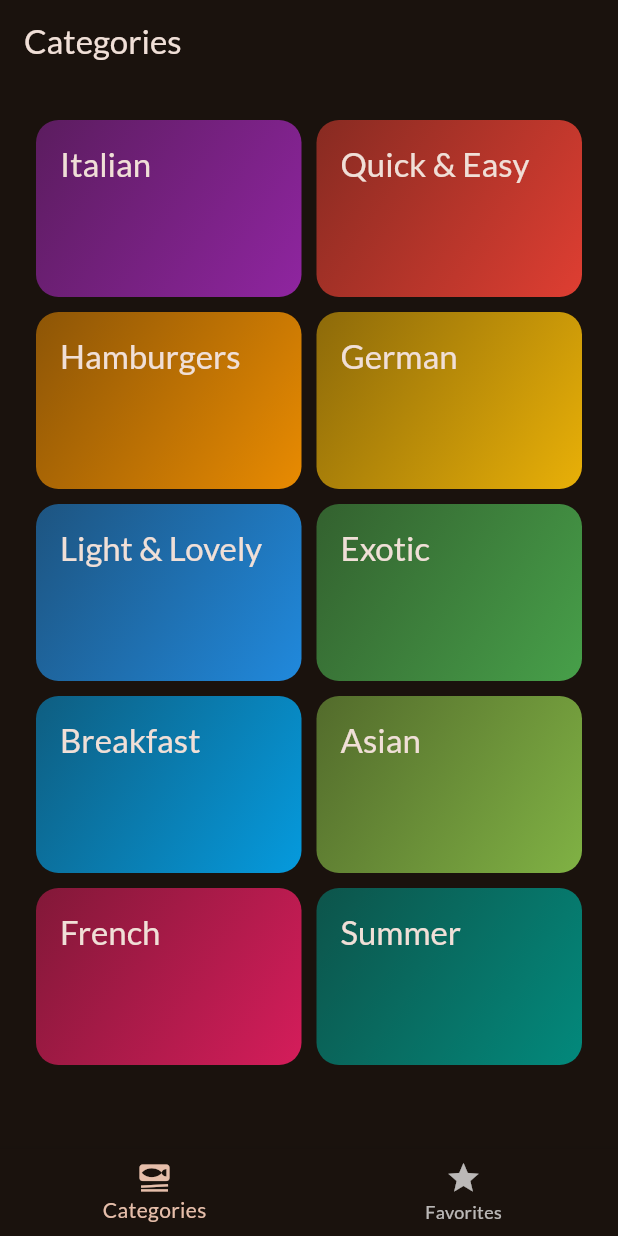
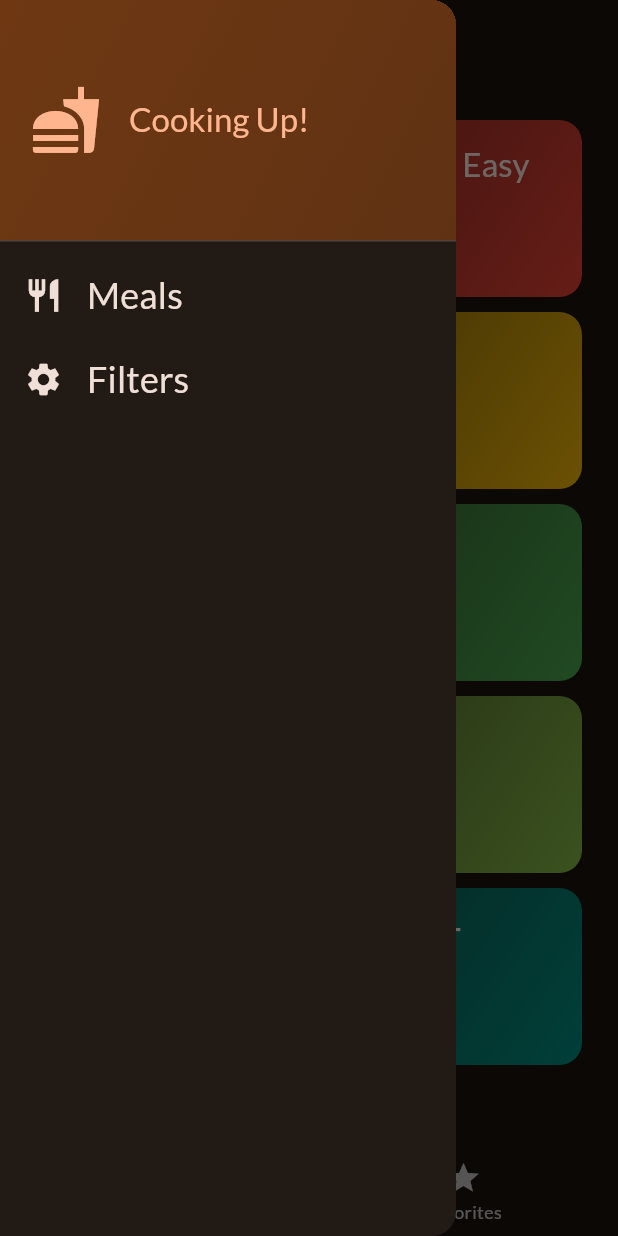
Before and after one commit to inecon/flutter, a Flutter app: the screen it shows after launch, with the side drawer open (before the commit the screen has no drawer), on a phone screen of 412 x 824 dp. Run offline on Flutter 3.47's test engine with Material 3 defaults, Android fonts, the phone set to English and light mode, and no system bars; our stand-ins replace google_fonts, transparent_image.

```diff
--- a/lib/screens/categories.dart
+++ b/lib/screens/categories.dart
@@ -6,13 +6,15 @@ import 'package:meals/models/category.dart';
 import 'package:meals/models/meal.dart';
 
 class CategoriesScreen extends StatelessWidget {
-  const CategoriesScreen({super.key, required this.onToggleFavorite});
+  const CategoriesScreen({super.key, required this.onToggleFavorite, required this.availableMeals});
+
+  final List<Meal> availableMeals;
 
   final void Function(Meal meal) onToggleFavorite;
 
 
   void _selectCategory(BuildContext context, Category category) {
-    final filteredMeals = dummyMeals
+    final filteredMeals = availableMeals
         .where((meal) => meal.categories.contains(category.id))
         .toList();
     Navigator.of(context).push(
--- a/lib/screens/tabs.dart
+++ b/lib/screens/tabs.dart
@@ -2,6 +2,17 @@ import 'package:flutter/material.dart';
 import 'package:meals/screens/meals.dart';
 import 'package:meals/screens/categories.dart';
 import 'package:meals/models/meal.dart';
+import 'package:meals/widgets/main_drawer.dart';
+import 'package:meals/screens/filters.dart';
+
+import '../data/dummy_data.dart';
+
+const kInitialFilters = {
+  Filter.glutenFree: false,
+  Filter.lactoseFree: false,
+  Filter.vegan: false,
+  Filter.vegetarian: false,
+};
 
 class TabsScreen extends StatefulWidget {
   const TabsScreen({super.key});
@@ -13,6 +24,8 @@ class TabsScreen extends StatefulWidget {
 class _TabsScreenState extends State<TabsScreen> {
   int _selectedPageIndex = 0;
   final List<Meal> _favoriteMeals = [];
+  Map<Filter, bool> _selectedFilters = kInitialFilters;
+
   void _showInfoMessage(String message) {
     ScaffoldMessenger.of(context).clearSnackBars();
     ScaffoldMessenger.of(context).showSnackBar(
@@ -40,13 +53,46 @@ class _TabsScreenState extends State<TabsScreen> {
     });
   }
 
+  void _setScreen(String identifier) async {
+    Navigator.of(context).pop(); // Close the drawer.
+    if (identifier == 'filters') {
+      final result = await Navigator.of(context).push<Map<Filter, bool>>(
+        MaterialPageRoute(
+          builder: (ctx) => FiltersScreen(currentFilters: _selectedFilters),
+        ),
+      );
+      setState(() {
+        _selectedFilters = result ?? kInitialFilters;
+      });
+    }
+  }
+
   @override
   Widget build(BuildContext context) {
-    Widget activePage = CategoriesScreen(onToggleFavorite: _toggleMealFavoriteStatus);
+    final availableMeals = dummyMeals.where((meal) {
+      if (_selectedFilters[Filter.glutenFree]! && !meal.isGlutenFree) {
+        return false;
+      }
+      if (_selectedFilters[Filter.lactoseFree]! && !meal.isLactoseFree) {
+        return false;
+      }
+      if (_selectedFilters[Filter.vegan]! && !meal.isVegan) {
+        return false;
+      }
+      if (_selectedFilters[Filter.vegetarian]! && !meal.isVegetarian) {
+        return false;
+      }
+      return true;
+    }).toList();
+
+    Widget activePage = CategoriesScreen(
+        onToggleFavorite: _toggleMealFavoriteStatus,
+        availableMeals: availableMeals);
     var activePageTitle = 'Categories';
 
     if (_selectedPageIndex == 1) {
-      activePage =  MealsScreen(meals: _favoriteMeals, onToggleFavorite: _toggleMealFavoriteStatus);
+      activePage = MealsScreen(
+          meals: _favoriteMeals, onToggleFavorite: _toggleMealFavoriteStatus);
       activePageTitle = 'Favorites';
     }
 
@@ -54,6 +100,7 @@ class _TabsScreenState extends State<TabsScreen> {
       appBar: AppBar(
         title: Text(activePageTitle),
       ),
+      drawer: MainDrawer(onSelectScreen: _setScreen),
       body: activePage,
       bottomNavigationBar: BottomNavigationBar(
         onTap: _onSelectPage,
--- /dev/null
+++ b/lib/widgets/main_drawer.dart
@@ -0,0 +1,65 @@
+import 'package:flutter/material.dart';
+
+class MainDrawer extends StatelessWidget {
+  const MainDrawer({super.key, required this.onSelectScreen});
+
+  final void Function(String identifier) onSelectScreen;
+
+  @override
+  Widget build(BuildContext context) {
+    return Drawer(
+      child: Column(children: [
+        DrawerHeader(
+          padding: const EdgeInsets.all(20),
+          decoration: BoxDecoration(
+              gradient: LinearGradient(colors: [
+            Theme.of(context).colorScheme.primaryContainer,
+            Theme.of(context).colorScheme.primaryContainer.withOpacity(0.8),
+          ], begin: Alignment.topLeft, end: Alignment.bottomRight)),
+          child: Row(children: [
+            Icon(Icons.fastfood,
+                size: 48, color: Theme.of(context).colorScheme.primary),
+            const SizedBox(width: 18),
+            Text('Cooking Up!',
+                style: Theme.of(context)
+                    .textTheme
+                    .titleLarge!
+                    .copyWith(color: Theme.of(context).colorScheme.primary))
+          ]),
+        ),
+        ListTile(
+          leading: Icon(
+            Icons.restaurant,
+            size: 26,
+            color: Theme.of(context).colorScheme.onBackground,
+          ),
+          title: Text(
+            'Meals',
+            style: Theme.of(context).textTheme.titleSmall!.copyWith(
+                color: Theme.of(context).colorScheme.onBackground,
+                fontSize: 24,),
+          ),
+          onTap: () {
+           onSelectScreen('meals');
+          }
+        ),
+        ListTile(
+            leading: Icon(
+              Icons.settings,
+              size: 26,
+              color: Theme.of(context).colorScheme.onBackground,
+            ),
+            title: Text(
+              'Filters',
+              style: Theme.of(context).textTheme.titleSmall!.copyWith(
+                color: Theme.of(context).colorScheme.onBackground,
+                fontSize: 24,),
+            ),
+            onTap: () {
+             onSelectScreen('filters');
+            }
+        )
+      ]),
+    );
+  }
+}
```
Also changed, not shown: lib/screens/filters.dart (added, +148 -0 lines).
